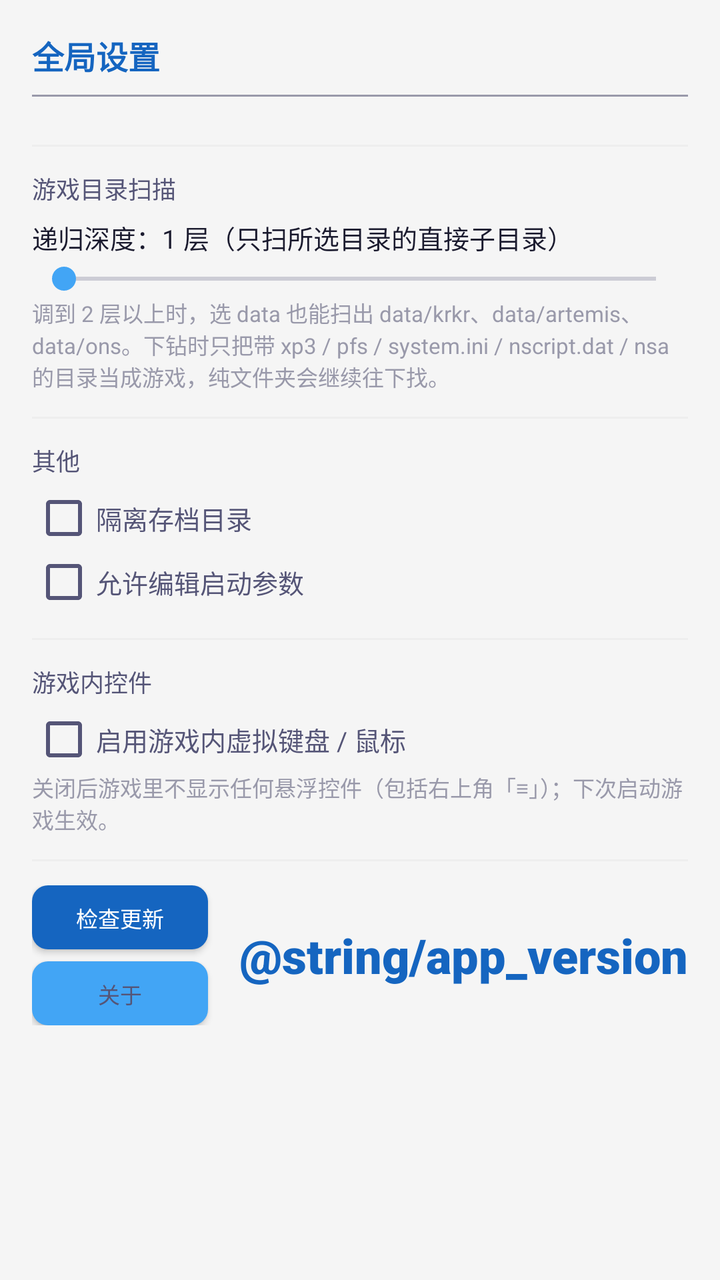
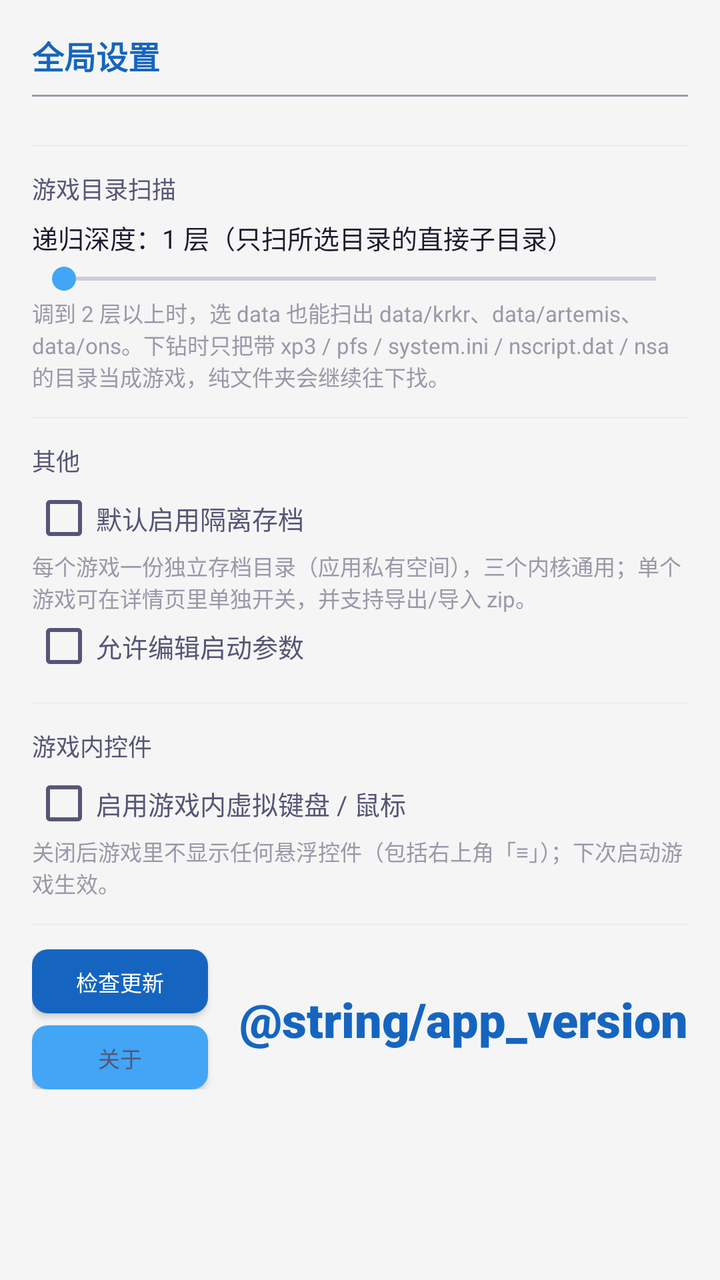

Screens rendered from an Android XML layout before and after an edit, with the pre-edit source and the edit as a unified diff.
<!-- AndroidManifest.xml: application theme Theme.NimbusVN -->
<!-- res/layout/layout_gameconfig.xml -->
<?xml version="1.0" encoding="utf-8"?>
<LinearLayout xmlns:android="http://schemas.android.com/apk/res/android"
    xmlns:tools="http://schemas.android.com/tools"
    android:layout_width="match_parent"
    android:layout_height="wrap_content"
    android:background="@color/bg_medium"
    android:orientation="vertical"
    android:padding="16dp">

    <TextView
        android:layout_width="match_parent"
        android:layout_height="wrap_content"
        android:text="全局设置"
        android:textColor="@color/primary"
        android:textSize="16sp"
        android:textStyle="bold" />

    <View
        android:layout_width="match_parent"
        android:layout_height="1dp"
        android:layout_marginTop="8dp"
        android:layout_marginBottom="12dp"
        android:background="@color/text_muted" />

    <View
        android:layout_width="match_parent"
        android:layout_height="1dp"
        android:layout_marginTop="12dp"
        android:layout_marginBottom="12dp"
        android:background="@color/bg_card" />

    
    <TextView
        android:layout_width="match_parent"
        android:layout_height="wrap_content"
        android:text="游戏目录扫描"
        android:textColor="@color/text_secondary"
        android:textSize="12sp" />

    <TextView
        android:id="@+id/text_scandepth"
        android:layout_width="match_parent"
        android:layout_height="wrap_content"
        android:layout_marginTop="6dp"
        android:text="递归深度：1 层（只扫所选目录的直接子目录）"
        android:textColor="@color/text_primary"
        android:textSize="13sp" />

    <SeekBar
        android:id="@+id/seek_scandepth"
        android:layout_width="match_parent"
        android:layout_height="wrap_content"
        android:layout_marginTop="2dp"
        android:max="5"
        android:progress="0"
        android:progressTint="@color/secondary"
        android:thumbTint="@color/secondary" />

    <TextView
        android:layout_width="match_parent"
        android:layout_height="wrap_content"
        android:text="调到 2 层以上时，选 data 也能扫出 data/krkr、data/artemis、data/ons。下钻时只把带 xp3 / pfs / system.ini / nscript.dat / nsa 的目录当成游戏，纯文件夹会继续往下找。"
        android:textColor="@color/text_muted"
        android:textSize="11sp" />

    <View
        android:layout_width="match_parent"
        android:layout_height="1dp"
        android:layout_marginTop="12dp"
        android:layout_marginBottom="12dp"
        android:background="@color/bg_card" />

    
    <TextView
        android:layout_width="match_parent"
        android:layout_height="wrap_content"
        android:text="其他"
        android:textColor="@color/text_secondary"
        android:textSize="12sp" />

    <CheckBox
        android:id="@+id/button_scopedsavedir"
        android:layout_width="match_parent"
        android:layout_height="wrap_content"
        android:layout_marginTop="4dp"
        android:text="隔离存档目录"
        android:textColor="@color/text_secondary"
        android:textSize="13sp" />

    <CheckBox
        android:id="@+id/button_alloweditargs"
        android:layout_width="match_parent"
        android:layout_height="wrap_content"
        android:text="允许编辑启动参数"
        android:textColor="@color/text_secondary"
        android:textSize="13sp" />

    <View
        android:layout_width="match_parent"
        android:layout_height="1dp"
        android:layout_marginTop="12dp"
        android:layout_marginBottom="12dp"
        android:background="@color/bg_card" />

    
    <TextView
        android:layout_width="match_parent"
        android:layout_height="wrap_content"
        android:text="游戏内控件"
        android:textColor="@color/text_secondary"
        android:textSize="12sp" />

    <CheckBox
        android:id="@+id/button_virtualinput"
        android:layout_width="match_parent"
        android:layout_height="wrap_content"
        android:layout_marginTop="4dp"
        android:text="启用游戏内虚拟键盘 / 鼠标"
        android:textColor="@color/text_secondary"
        android:textSize="13sp" />

    <TextView
        android:layout_width="match_parent"
        android:layout_height="wrap_content"
        android:text="关闭后游戏里不显示任何悬浮控件（包括右上角「≡」）；下次启动游戏生效。"
        android:textColor="@color/text_muted"
        android:textSize="11sp" />

    <View
        android:layout_width="match_parent"
        android:layout_height="1dp"
        android:layout_marginTop="12dp"
        android:layout_marginBottom="12dp"
        android:background="@color/bg_card" />

    
    <LinearLayout
        android:layout_width="match_parent"
        android:layout_height="wrap_content"
        android:gravity="center_vertical"
        android:orientation="horizontal">

        <LinearLayout
            android:layout_width="0dp"
            android:layout_height="wrap_content"
            android:layout_weight="1"
            android:orientation="vertical">

            <Button
                android:id="@+id/button_checkupdate"
                android:layout_width="wrap_content"
                android:layout_height="32dp"
                android:background="@drawable/btn_primary"
                android:text="检查更新"
android:textColor="@color/white"
            android:textSize="11sp" />

            <Button
                android:id="@+id/button_about"
                android:layout_width="wrap_content"
                android:layout_height="32dp"
                android:layout_marginTop="6dp"
                android:background="@drawable/btn_secondary"
                android:text="关于"
                android:textColor="@color/text_secondary"
                android:textSize="11sp" />
        </LinearLayout>

        <TextView
            android:id="@+id/text_version"
            android:layout_width="wrap_content"
            android:layout_height="wrap_content"
            android:fontFamily="sans-serif-black"
            android:gravity="center"
            android:text="@string/app_version"
            android:textColor="@color/primary"
            android:textSize="24sp" />
    </LinearLayout>

</LinearLayout>
<!-- resources referenced by this layout -->
<resources>
  <color name="bg_card">#EEEEEE</color>
  <color name="bg_medium">#F5F5F5</color>
  <color name="primary">#1565C0</color>
  <color name="secondary">#42A5F5</color>
  <color name="text_muted">#9999AA</color>
  <color name="text_primary">#1a1a2e</color>
  <color name="text_secondary">#555577</color>
  <color name="white">#FFFFFFFF</color>
  <!-- drawable btn_primary (drawable) -->
  <?xml version="1.0" encoding="utf-8"?>
  <shape xmlns:android="http://schemas.android.com/apk/res/android"
      android:shape="rectangle">
      <solid android:color="@color/primary" />
      <corners android:radius="8dp" />
      <padding
          android:left="16dp"
          android:right="16dp"
          android:top="8dp"
          android:bottom="8dp" />
  </shape>
  <!-- drawable btn_secondary (drawable) -->
  <?xml version="1.0" encoding="utf-8"?>
  <shape xmlns:android="http://schemas.android.com/apk/res/android"
      android:shape="rectangle">
      <solid android:color="@color/secondary" />
      <corners android:radius="8dp" />
      <padding
          android:left="16dp"
          android:right="16dp"
          android:top="8dp"
          android:bottom="8dp" />
  </shape>
  <style name="Theme.NimbusVN" parent="Theme.MaterialComponents.DayNight.DarkActionBar.Bridge">
          
          <item name="colorPrimary">#1565C0</item>
          <item name="colorPrimaryVariant">#0D47A1</item>
          <item name="colorOnPrimary">@color/white</item>
          
          <item name="colorSecondary">#42A5F5</item>
          <item name="colorSecondaryVariant">#1E88E5</item>
          <item name="colorOnSecondary">@color/white</item>
          
          <item name="android:colorBackground">#F5F5F5</item>
          <item name="android:windowBackground">#F5F5F5</item>
          
          <item name="android:statusBarColor">#1565C0</item>
          <item name="android:navigationBarColor">#FFFFFF</item>
          
          <item name="android:textColorPrimary">#1a1a2e</item>
          <item name="android:textColorSecondary">#555577</item>
      </style>
</resources>

<!-- the commit's change to res/layout/layout_gameconfig.xml (unified diff, before → after) -->
@@ -83,9 +83,16 @@
         android:layout_width="match_parent"
         android:layout_height="wrap_content"
         android:layout_marginTop="4dp"
-        android:text="隔离存档目录"
+        android:text="默认启用隔离存档"
         android:textColor="@color/text_secondary"
         android:textSize="13sp" />
+
+    <TextView
+        android:layout_width="match_parent"
+        android:layout_height="wrap_content"
+        android:text="每个游戏一份独立存档目录（应用私有空间），三个内核通用；单个游戏可在详情页里单独开关，并支持导出/导入 zip。"
+        android:textColor="@color/text_muted"
+        android:textSize="11sp" />
 
     <CheckBox
         android:id="@+id/button_alloweditargs"
